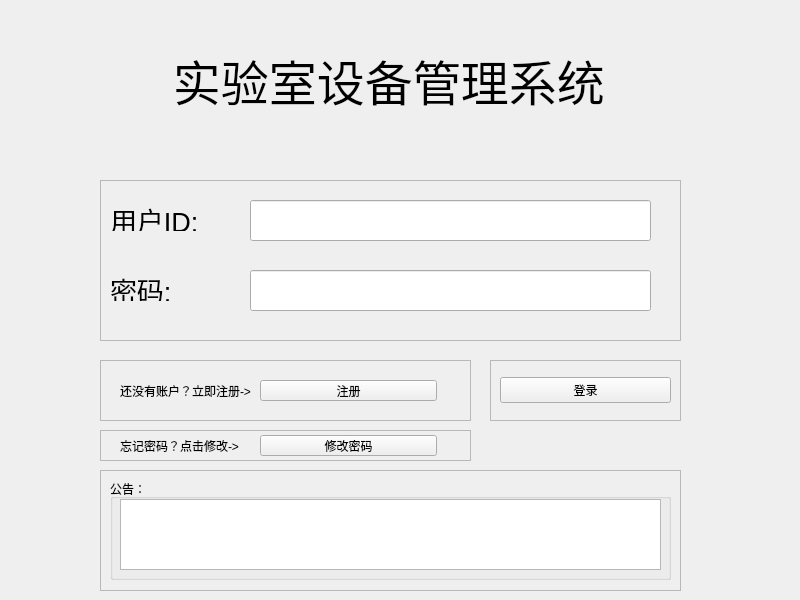
This is view/loginPage/loginpage.ui in JunWang666/LabNexus as Qt 5 draws it before an edit. The edited form follows.
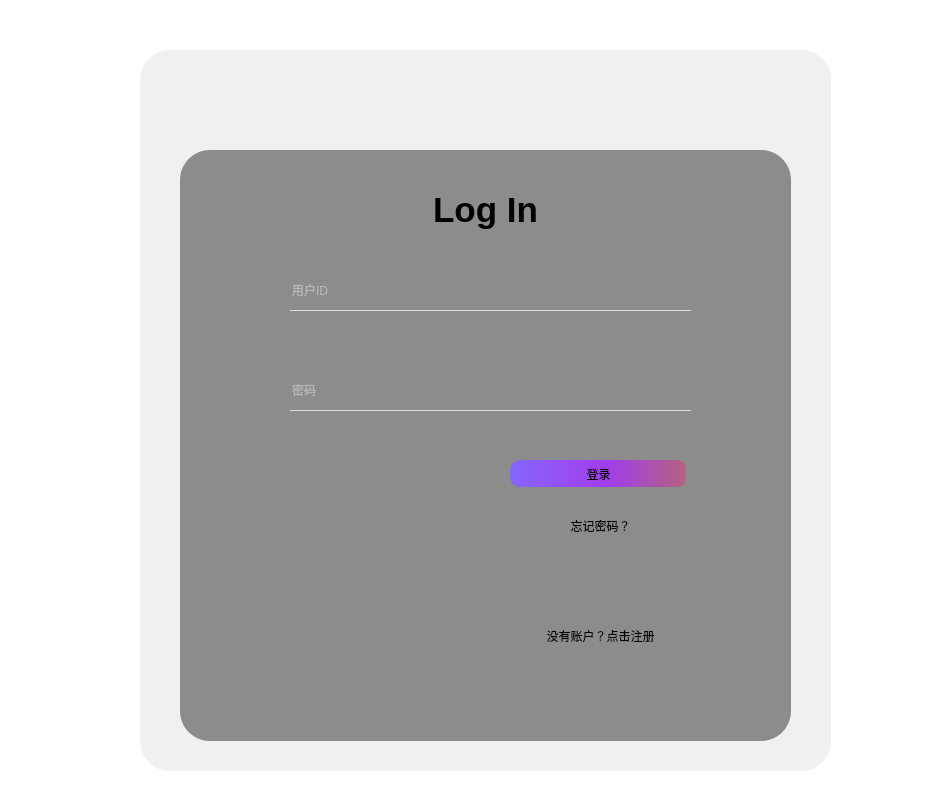
This is the edited form. Icons and pictures are not drawn.

The edit to the form file:
```diff
--- a/view/loginPage/loginpage.ui
+++ b/view/loginPage/loginpage.ui
@@ -9,114 +9,199 @@
             <rect>
                 <x>0</x>
                 <y>0</y>
-                <width>800</width>
-                <height>600</height>
+    <width>945</width>
+    <height>787</height>
             </rect>
         </property>
         <property name="windowTitle">
             <string>实验室设备管理系统</string>
         </property>
-        <widget class="QWidget" name="verticalLayoutWidget">
+  <property name="styleSheet">
+   <string notr="true">*{
+	background-color: rgb(255, 255, 255);
+}
+
+QFrame#frame{
+border-radius:30px;
+border-image: url(:/Login_page.jpg);
+border-repeat: no-repeat;
+    border-position: center;
+
+}
+#frame_2{
+border-radius:30px;
+	background-color: rgba(158, 158, 158, 40);
+}
+QLabel#label{
+	background-color: rgba(98, 98, 98, 180);
+border-radius:30px;
+}
+#titleLabel{
+	background-color: rgba(255, 255, 255, 0);
+}
+
+#userIdLineEdit{
+	background-color: rgba(255, 255, 255, 0);
+border:none;
+border-bottom:1px solid rgba(255, 255, 255, 180);
+	color: rgba(255, 255, 255, 200);
+	font: 16pt &quot;Microsoft YaHei UI&quot;;
+}
+
+#passwordLineEdit{
+
+	background-color: rgba(255, 255, 255, 0);
+border:none;
+border-bottom:1px solid rgba(255, 255, 255, 180);
+	color: rgba(255, 255, 255, 200);
+	font: 16pt &quot;Microsoft YaHei UI&quot;;
+}
+QPushButton{
+	background-color: qlineargradient(spread:pad, x1:0, y1:0, x2:1, y2:0, stop:0 rgba(134, 102, 255, 255), stop:0.55 rgba(162, 61, 235, 255), stop:0.98 rgba(179, 97, 129, 255), stop:1 rgba(0, 0, 0, 0));
+border-radius:10px;
+}
+
+QPushButton:hover{
+border-radius:10px;
+	background-color: qlineargradient(spread:pad, x1:0, y1:0, x2:1, y2:0, stop:0 rgba(63, 48, 120, 255), stop:0.55 rgba(104, 39, 151, 255), stop:0.98 rgba(117, 64, 84, 255), stop:1 rgba(0, 0, 0, 0));
+}
+
+QPushButton:pressed{
+	background-color: qlineargradient(spread:pad, x1:0, y1:0, x2:1, y2:0, stop:0 rgba(134, 102, 255, 255), stop:0.55 rgba(162, 61, 235, 255), stop:0.98 rgba(179, 97, 129, 255), stop:1 rgba(0, 0, 0, 0));
+border-radius:10px;
+padding-top:5px;
+padding-left:5px;
+}
+QPushButton#registerButton{
+	
+	background-color: rgba(255, 255, 255, 0);
+border-radius:10px;
+}
+
+QPushButton#registerButton:hover{
+border-radius:10px;
+	background-color: qlineargradient(spread:pad, x1:0, y1:0, x2:1, y2:0, stop:0 rgba(63, 48, 120, 255), stop:0.55 rgba(104, 39, 151, 255), stop:0.98 rgba(117, 64, 84, 255), stop:1 rgba(0, 0, 0, 0));
+}
+
+QPushButton#registerButton:pressed{
+	background-color: qlineargradient(spread:pad, x1:0, y1:0, x2:1, y2:0, stop:0 rgba(134, 102, 255, 255), stop:0.55 rgba(162, 61, 235, 255), stop:0.98 rgba(179, 97, 129, 255), stop:1 rgba(0, 0, 0, 0));
+border-radius:10px;
+padding-top:5px;
+padding-left:5px;
+}
+
+QPushButton#changePasswordButton{
+	
+	background-color: rgba(255, 255, 255, 0);
+border-radius:10px;
+}
+
+QPushButton#changePasswordButton:hover{
+border-radius:10px;
+	background-color: qlineargradient(spread:pad, x1:0, y1:0, x2:1, y2:0, stop:0 rgba(63, 48, 120, 255), stop:0.55 rgba(104, 39, 151, 255), stop:0.98 rgba(117, 64, 84, 255), stop:1 rgba(0, 0, 0, 0));
+}
+
+QPushButton#changePasswordButton:pressed{
+	background-color: qlineargradient(spread:pad, x1:0, y1:0, x2:1, y2:0, stop:0 rgba(134, 102, 255, 255), stop:0.55 rgba(162, 61, 235, 255), stop:0.98 rgba(179, 97, 129, 255), stop:1 rgba(0, 0, 0, 0));
+border-radius:10px;
+padding-top:5px;
+padding-left:5px;
+}
+
+#lineEdit{
+	background-color: rgba(255, 255, 255, 0);
+color:rgb(255, 0, 0);
+border:none;
+}
+#lineEdit_2{
+	background-color: rgba(255, 255, 255, 0);
+color:rgb(255,0,0);
+border:none;
+}</string>
+  </property>
+  <widget class="QFrame" name="frame">
             <property name="geometry">
                 <rect>
-                    <x>100</x>
-                    <y>10</y>
-                    <width>581</width>
-                    <height>141</height>
-                </rect>
-            </property>
-            <layout class="QVBoxLayout" name="verticalLayout">
-                <item>
+     <x>140</x>
+     <y>50</y>
+     <width>691</width>
+     <height>721</height>
+    </rect>
+   </property>
+   <property name="autoFillBackground">
+    <bool>false</bool>
+   </property>
+   <property name="styleSheet">
+    <string notr="true"/>
+   </property>
+   <property name="frameShape">
+    <enum>QFrame::Shape::StyledPanel</enum>
+   </property>
+   <property name="frameShadow">
+    <enum>QFrame::Shadow::Raised</enum>
+   </property>
+   <widget class="QFrame" name="frame_2">
+    <property name="geometry">
+     <rect>
+      <x>0</x>
+      <y>0</y>
+      <width>691</width>
+      <height>721</height>
+     </rect>
+    </property>
+    <property name="autoFillBackground">
+     <bool>false</bool>
+    </property>
+    <property name="styleSheet">
+     <string notr="true"/>
+    </property>
+    <property name="frameShape">
+     <enum>QFrame::Shape::StyledPanel</enum>
+    </property>
+    <property name="frameShadow">
+     <enum>QFrame::Shadow::Raised</enum>
+    </property>
+    <widget class="QLabel" name="label">
+     <property name="geometry">
+      <rect>
+       <x>40</x>
+       <y>100</y>
+       <width>611</width>
+       <height>591</height>
+      </rect>
+     </property>
+     <property name="text">
+      <string/>
+     </property>
+    </widget>
                     <widget class="QLabel" name="titleLabel">
-                        <property name="text">
-                            <string>&lt;html&gt;&lt;head/&gt;&lt;body&gt;&lt;p align=&quot;center&quot;&gt;&lt;span
-                                style=&quot; font-size:36pt;&quot;&gt;实验室设备管理系统&lt;/span&gt;&lt;/p&gt;&lt;/body&gt;&lt;/html&gt;
-                            </string>
-                        </property>
-                    </widget>
-                </item>
-            </layout>
-        </widget>
-        <widget class="QFrame" name="loginFrame">
             <property name="geometry">
                 <rect>
                     <x>100</x>
-                    <y>180</y>
-                    <width>581</width>
-                    <height>161</height>
-                </rect>
-            </property>
-            <property name="frameShape">
-                <enum>QFrame::Shape::StyledPanel</enum>
-            </property>
-            <property name="frameShadow">
-                <enum>QFrame::Shadow::Raised</enum>
-            </property>
-            <widget class="QLabel" name="userIdLabel">
-                <property name="geometry">
-                    <rect>
-                        <x>10</x>
-                        <y>20</y>
-                        <width>131</width>
-                        <height>31</height>
-                    </rect>
-                </property>
-                <property name="text">
-                    <string>&lt;html&gt;&lt;head/&gt;&lt;body&gt;&lt;p&gt;&lt;span style=&quot; font-size:20pt;&quot;&gt;用户ID:&lt;/span&gt;&lt;/p&gt;&lt;/body&gt;&lt;/html&gt;</string>
-                </property>
-            </widget>
-            <widget class="QLabel" name="passwordLabel">
-                <property name="geometry">
-                    <rect>
-                        <x>10</x>
-                        <y>90</y>
-                        <width>131</width>
-                        <height>31</height>
-                    </rect>
-                </property>
-                <property name="text">
-                    <string>&lt;html&gt;&lt;head/&gt;&lt;body&gt;&lt;p&gt;&lt;span style=&quot; font-size:20pt;&quot;&gt;密码:&lt;/span&gt;&lt;/p&gt;&lt;/body&gt;&lt;/html&gt;</string>
-                </property>
-            </widget>
-            <widget class="QLineEdit" name="userIdLineEdit">
-                <property name="geometry">
-                    <rect>
-                        <x>150</x>
-                        <y>20</y>
-                        <width>401</width>
-                        <height>41</height>
-                    </rect>
-                </property>
-            </widget>
-            <widget class="QLineEdit" name="passwordLineEdit">
-                <property name="geometry">
-                    <rect>
-                        <x>150</x>
-                        <y>90</y>
-                        <width>401</width>
-                        <height>41</height>
-                    </rect>
-                </property>
-            </widget>
-        </widget>
-        <widget class="QFrame" name="buttonFrame">
-            <property name="geometry">
-                <rect>
-                    <x>490</x>
-                    <y>360</y>
-                    <width>191</width>
+       <y>130</y>
+       <width>491</width>
                     <height>61</height>
                 </rect>
             </property>
-            <property name="frameShape">
-                <enum>QFrame::Shape::StyledPanel</enum>
-            </property>
-            <property name="frameShadow">
-                <enum>QFrame::Shadow::Raised</enum>
-            </property>
-            <layout class="QVBoxLayout" name="verticalLayout_2">
-                <item>
+     <property name="autoFillBackground">
+      <bool>false</bool>
+     </property>
+     <property name="styleSheet">
+      <string notr="true"/>
+     </property>
+     <property name="text">
+      <string>&lt;html&gt;&lt;head/&gt;&lt;body&gt;&lt;p align=&quot;center&quot;&gt;&lt;span style=&quot; font-size:26pt; font-weight:700;&quot;&gt;Log In&lt;/span&gt;&lt;/p&gt;&lt;/body&gt;&lt;/html&gt;</string>
+     </property>
+    </widget>
                     <widget class="QPushButton" name="loginButton">
+     <property name="geometry">
+      <rect>
+       <x>370</x>
+       <y>410</y>
+       <width>177</width>
+       <height>27</height>
+      </rect>
+     </property>
                         <property name="styleSheet">
                             <string notr="true">font: 16pt &quot;Microsoft YaHei UI&quot;;</string>
                         </property>
@@ -124,135 +209,86 @@
                             <string>登录</string>
                         </property>
                     </widget>
-                </item>
-            </layout>
-        </widget>
-        <widget class="QFrame" name="registerFrame">
+    <widget class="QLineEdit" name="userIdLineEdit">
+     <property name="geometry">
+      <rect>
+       <x>150</x>
+       <y>220</y>
+       <width>401</width>
+       <height>41</height>
+      </rect>
+     </property>
+     <property name="placeholderText">
+      <string>用户ID</string>
+     </property>
+    </widget>
+    <widget class="QLineEdit" name="passwordLineEdit">
             <property name="geometry">
                 <rect>
-                    <x>100</x>
-                    <y>360</y>
-                    <width>371</width>
-                    <height>61</height>
-                </rect>
-            </property>
-            <property name="frameShape">
-                <enum>QFrame::Shape::StyledPanel</enum>
-            </property>
-            <property name="frameShadow">
-                <enum>QFrame::Shadow::Raised</enum>
-            </property>
-            <widget class="QLabel" name="registerPromptLabel">
-                <property name="geometry">
-                    <rect>
-                        <x>20</x>
-                        <y>10</y>
-                        <width>131</width>
+       <x>150</x>
+       <y>320</y>
+       <width>401</width>
                         <height>41</height>
                     </rect>
                 </property>
-                <property name="text">
-                    <string>还没有账户？立即注册-&gt;</string>
+     <property name="echoMode">
+      <enum>QLineEdit::EchoMode::Password</enum>
+     </property>
+     <property name="placeholderText">
+      <string>密码</string>
                 </property>
             </widget>
             <widget class="QPushButton" name="registerButton">
                 <property name="geometry">
                     <rect>
-                        <x>160</x>
-                        <y>20</y>
-                        <width>177</width>
-                        <height>21</height>
+       <x>360</x>
+       <y>570</y>
+       <width>201</width>
+       <height>31</height>
                     </rect>
                 </property>
                 <property name="styleSheet">
                     <string notr="true">font: 16pt &quot;Microsoft YaHei UI&quot;;</string>
                 </property>
                 <property name="text">
-                    <string>注册</string>
-                </property>
-            </widget>
-        </widget>
-        <widget class="QFrame" name="changePasswordFrame">
-            <property name="geometry">
-                <rect>
-                    <x>100</x>
-                    <y>430</y>
-                    <width>371</width>
-                    <height>31</height>
-                </rect>
-            </property>
-            <property name="frameShape">
-                <enum>QFrame::Shape::StyledPanel</enum>
-            </property>
-            <property name="frameShadow">
-                <enum>QFrame::Shadow::Raised</enum>
-            </property>
-            <widget class="QLabel" name="changePasswordPromptLabel">
-                <property name="geometry">
-                    <rect>
-                        <x>20</x>
-                        <y>5</y>
-                        <width>131</width>
-                        <height>21</height>
-                    </rect>
-                </property>
-                <property name="text">
-                    <string>忘记密码？点击修改-&gt;</string>
+      <string>没有账户？点击注册</string>
                 </property>
             </widget>
             <widget class="QPushButton" name="changePasswordButton">
                 <property name="geometry">
                     <rect>
-                        <x>160</x>
-                        <y>5</y>
-                        <width>177</width>
-                        <height>21</height>
+       <x>370</x>
+       <y>460</y>
+       <width>181</width>
+       <height>31</height>
                     </rect>
                 </property>
                 <property name="styleSheet">
                     <string notr="true">font: 16pt &quot;Microsoft YaHei UI&quot;;</string>
                 </property>
                 <property name="text">
-                    <string>修改密码</string>
-                </property>
-            </widget>
-        </widget>
-        <widget class="QFrame" name="announcementFrame">
+      <string>忘记密码？</string>
+     </property>
+    </widget>
+    <widget class="QLineEdit" name="lineEdit">
             <property name="geometry">
                 <rect>
-                    <x>100</x>
-                    <y>470</y>
-                    <width>581</width>
-                    <height>121</height>
-                </rect>
-            </property>
-            <property name="frameShape">
-                <enum>QFrame::Shape::StyledPanel</enum>
-            </property>
-            <property name="frameShadow">
-                <enum>QFrame::Shadow::Raised</enum>
-            </property>
-            <widget class="QGroupBox" name="announcementGroupBox">
+       <x>150</x>
+       <y>280</y>
+       <width>401</width>
+       <height>20</height>
+      </rect>
+     </property>
+    </widget>
+    <widget class="QLineEdit" name="lineEdit_2">
                 <property name="geometry">
                     <rect>
-                        <x>10</x>
-                        <y>9</y>
-                        <width>561</width>
-                        <height>101</height>
-                    </rect>
-                </property>
-                <property name="title">
-                    <string>公告：</string>
-                </property>
-                <widget class="QTextEdit" name="announcementTextEdit">
-                    <property name="geometry">
-                        <rect>
-                            <x>10</x>
-                            <y>20</y>
-                            <width>541</width>
-                            <height>71</height>
-                        </rect>
-                    </property>
+       <x>150</x>
+       <y>380</y>
+       <width>401</width>
+       <height>20</height>
+      </rect>
+     </property>
                 </widget>
             </widget>
         </widget>
```
Left out of the diff: 5 changed lines with no effect on the pictures. Lines whose indentation alone changed are shown as unchanged.
